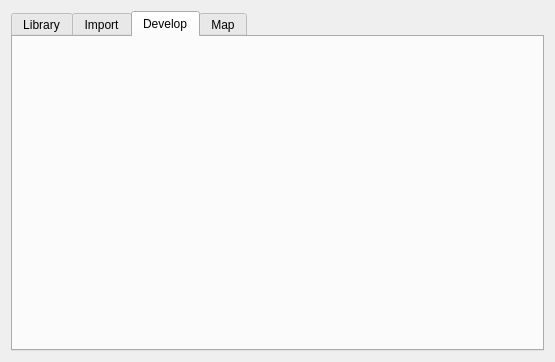
First picture: the form in preferencesdialog.ui, repository jaapgeurts/photostage, before the edit.
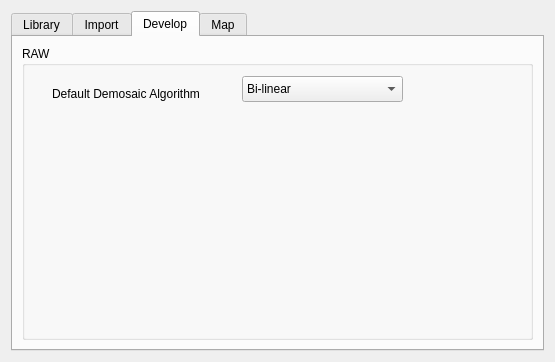
Second picture: the form after the edit. The open tabs and pages were chosen to show the change.

What changed in the file:
```diff
--- a/preferencesdialog.ui
+++ b/preferencesdialog.ui
@@ -91,6 +91,63 @@
       <attribute name="title">
        <string>Develop</string>
       </attribute>
+      <layout class="QVBoxLayout" name="verticalLayout">
+       <item>
+        <widget class="QGroupBox" name="groupBox">
+         <property name="title">
+          <string>RAW</string>
+         </property>
+         <widget class="QLabel" name="label_4">
+          <property name="geometry">
+           <rect>
+            <x>30</x>
+            <y>40</y>
+            <width>171</width>
+            <height>16</height>
+           </rect>
+          </property>
+          <property name="text">
+           <string>Default Demosaic Algorithm</string>
+          </property>
+         </widget>
+         <widget class="QComboBox" name="comboBox_3">
+          <property name="geometry">
+           <rect>
+            <x>220</x>
+            <y>30</y>
+            <width>161</width>
+            <height>26</height>
+           </rect>
+          </property>
+          <item>
+           <property name="text">
+            <string>Bi-linear</string>
+           </property>
+          </item>
+          <item>
+           <property name="text">
+            <string>AMaZE</string>
+           </property>
+          </item>
+          <item>
+           <property name="text">
+            <string>Adaptive Homogeneity-Directed (AHD)</string>
+           </property>
+          </item>
+          <item>
+           <property name="text">
+            <string>Variable Number of Gradients (VNG4)</string>
+           </property>
+          </item>
+          <item>
+           <property name="text">
+            <string>Patterned Pixel Grouping (PPG)</string>
+           </property>
+          </item>
+         </widget>
+        </widget>
+       </item>
+      </layout>
      </widget>
      <widget class="QWidget" name="pageMap">
       <attribute name="title">
```
Left out of the diff: 4 changed lines with no effect on the pictures.
